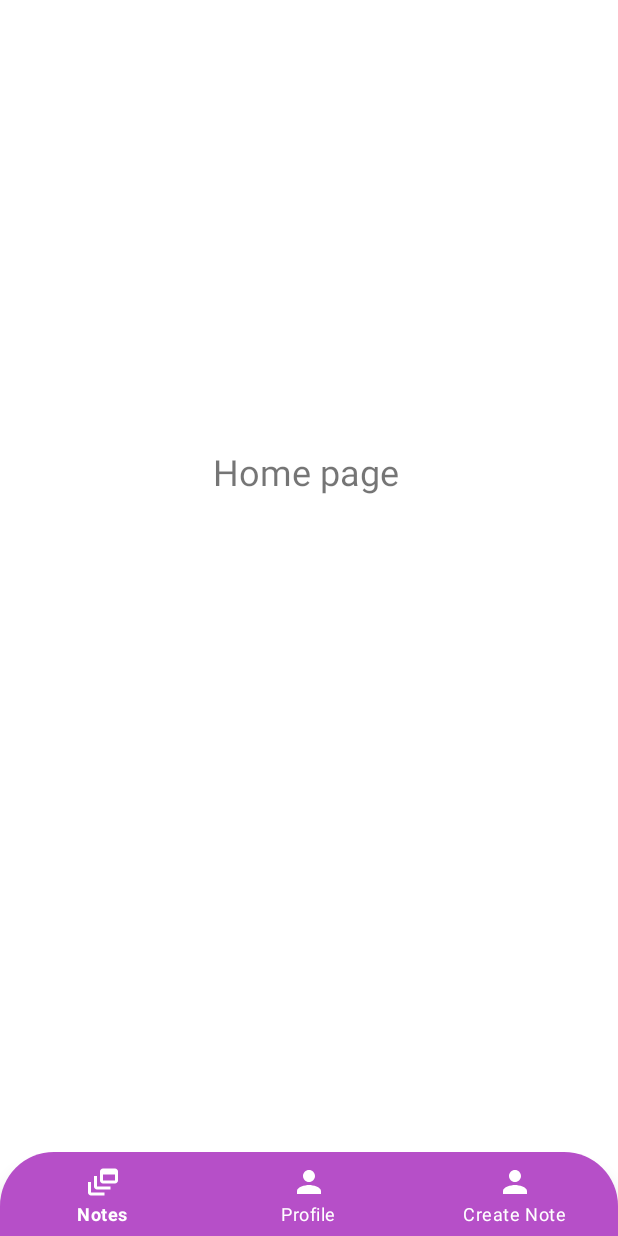
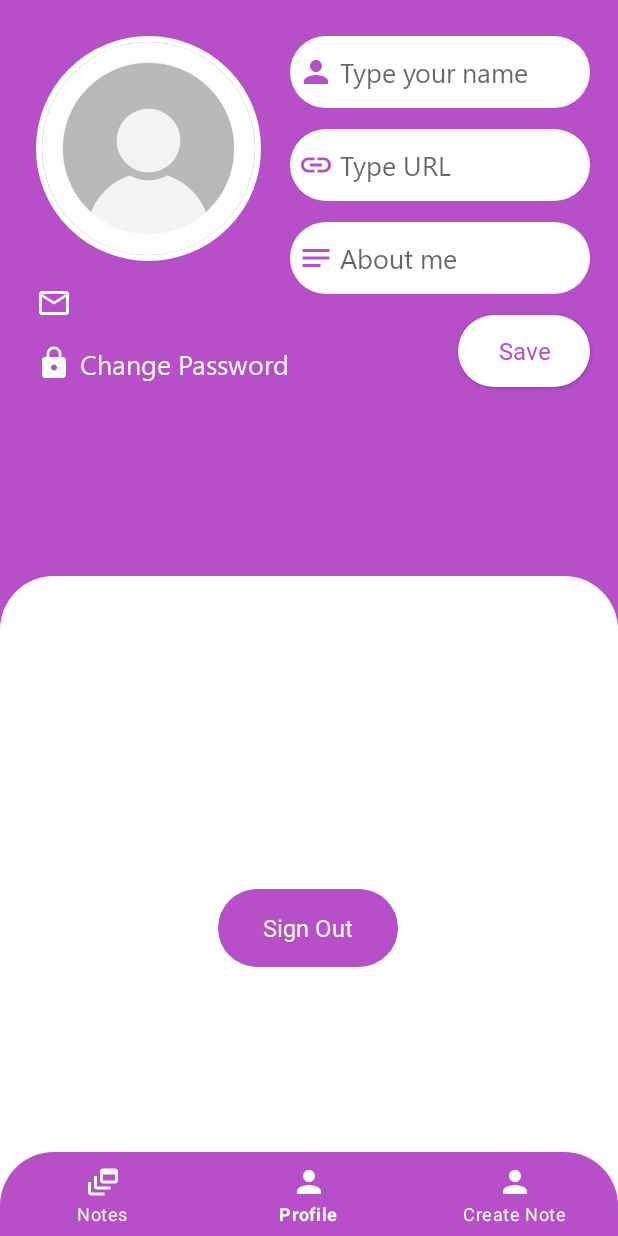
Before and after one commit to MaryHar/NotesAppMary, an Android app: the HomeActivity screen opened directly, with no data from a screen before it, item 2 of the bottom bar chosen, on a phone screen of 412 x 824 dp. Run offline under Robolectric (Android 15) with nearby library versions, the phone set to English and light mode, and no system bars; our stand-ins replace CircleImageView, Firebase (no records; nobody signed in at launch, a user with empty details on screens opened directly), navigation-ui.

Commit message:
Navigation menu done

```diff
--- a/app/src/main/java/com/example/myprojectnotesapp/home/HomeActivity.kt
+++ b/app/src/main/java/com/example/myprojectnotesapp/home/HomeActivity.kt
@@ -5,6 +5,7 @@
 import androidx.appcompat.app.ActionBar
 import androidx.navigation.findNavController
 import androidx.navigation.ui.AppBarConfiguration
+import androidx.navigation.ui.setupActionBarWithNavController
 import androidx.navigation.ui.setupWithNavController
 import com.example.myprojectnotesapp.R
 import com.google.android.material.bottomnavigation.BottomNavigationView
@@ -21,15 +22,6 @@
 
         val controller = findNavController(R.id.nav_host_fragment_notes)
 
-        val appBarConfig = AppBarConfiguration(
-
-            setOf(
-                R.id.notes,
-                R.id.profile,
-                R.id.create_notes
-            )
-        )
-        //setupActionBarWithNavController(controller, appBarConfig)
         navView.setupWithNavController(controller)
 
     }
--- a/app/src/main/java/com/example/myprojectnotesapp/home/ProfileFragment.kt
+++ b/app/src/main/java/com/example/myprojectnotesapp/home/ProfileFragment.kt
@@ -110,6 +110,8 @@ class ProfileFragment : Fragment(R.layout.fragment_profile) {
             FirebaseAuth.getInstance().signOut()
             startActivity(Intent(activity, MainActivity::class.java))
             activity?.finish()
+          //  findNavController().navigate(R.id.action_profile_to_registerFragment2)
+
         }
     }
 }
--- a/app/src/main/java/com/example/myprojectnotesapp/ui/login/Intro/IntroFragment.kt
+++ b/app/src/main/java/com/example/myprojectnotesapp/ui/login/Intro/IntroFragment.kt
@@ -71,14 +71,14 @@ class IntroFragment : Fragment() {
         val introList: MutableList<IntroSlide> = ArrayList()
         introList.add(
             IntroSlide(
-                R.drawable.splash_screen,
+                R.drawable.splash_screen2,
                 getString(R.string.body),
                 getString(R.string.notes)
             )
         )
         introList.add(
             IntroSlide(
-                R.drawable.splash_screen2,
+                R.drawable.splash_screen,
                 getString(R.string.body),
                 getString(R.string.notes)
             )
--- a/app/src/main/res/menu/bottom_navigation_menu.xml
+++ b/app/src/main/res/menu/bottom_navigation_menu.xml
@@ -2,7 +2,7 @@
 <menu xmlns:android="http://schemas.android.com/apk/res/android">
 
     <item
-        android:id="@+id/notes"
+        android:id="@+id/homeFragment"
         android:icon="@drawable/ic_baseline_dynamic_feed_24"
         android:iconTint="@color/white"
         android:title="Notes" />
@@ -12,12 +12,10 @@
         android:icon="@drawable/ic_baseline_person_24"
         android:iconTint="@color/white"
         android:title="Profile" />
-
     <item
-        android:id="@+id/create_notes"
+        android:id="@+id/createNoteFragment"
         android:icon="@drawable/ic_baseline_person_24"
         android:iconTint="@color/white"
         android:title="Create Note" />
 
-
 </menu>
--- a/app/src/main/res/navigation/nav_page_home.xml
+++ b/app/src/main/res/navigation/nav_page_home.xml
@@ -6,31 +6,58 @@
     app:startDestination="@id/homeFragment">
 
     <fragment
-        android:id="@+id/homeFragment"
-        android:name="com.example.myprojectnotesapp.home.HomeFragment"
-        android:label="fragment_home"
-        tools:layout="@layout/fragment_home">
-        <action
-            android:id="@+id/action_homeFragment_to_profileFragment"
-            app:destination="@id/profileFragment" />
-    </fragment>
-    <fragment
-        android:id="@+id/profileFragment"
+        android:id="@+id/profile"
         android:name="com.example.myprojectnotesapp.home.ProfileFragment"
-        android:label="ProfileFragment">
+        android:label="Profile">
         <action
             android:id="@+id/action_profileFragment_to_homeFragment"
             app:destination="@id/homeFragment" />
         <action
             android:id="@+id/action_profileFragment_to_changePasswordFragment2"
             app:destination="@id/changePasswordFragment" />
+        <action
+            android:id="@+id/action_profile_to_createNoteFragment"
+            app:destination="@id/createNoteFragment" />
+        <action
+            android:id="@+id/action_profile_to_registerFragment2"
+            app:destination="@id/registerFragment2" />
     </fragment>
     <fragment
+        android:id="@+id/homeFragment"
+        android:name="com.example.myprojectnotesapp.home.HomeFragment"
+        android:label="Notes"
+        tools:layout="@layout/fragment_home">
+        <action
+            android:id="@+id/action_homeFragment_to_profileFragment"
+            app:destination="@id/profile" />
+        <action
+            android:id="@+id/action_homeFragment_to_createNoteFragment"
+            app:destination="@id/createNoteFragment" />
+    </fragment>
+
+    <fragment
         android:id="@+id/changePasswordFragment"
+        tools:layout="@layout/fragment_change_password"
         android:name="com.example.myprojectnotesapp.home.ChangePasswordFragment"
         android:label="ChangePasswordFragment">
         <action
             android:id="@+id/action_changePasswordFragment_to_profileFragment"
-            app:destination="@id/profileFragment" />
+            app:destination="@id/profile" />
     </fragment>
+    <fragment
+        android:id="@+id/createNoteFragment"
+        android:name="com.example.myprojectnotesapp.home.CreateNoteFragment"
+        android:label="fragment_create_note"
+        tools:layout="@layout/fragment_create_note" >
+        <action
+            android:id="@+id/action_createNoteFragment_to_homeFragment"
+            app:destination="@id/homeFragment" />
+        <action
+            android:id="@+id/action_createNoteFragment_to_profile"
+            app:destination="@id/profile" />
+    </fragment>
+    <fragment
+        android:id="@+id/registerFragment2"
+        android:name="com.example.myprojectnotesapp.ui.login.signin_up.RegisterFragment"
+        android:label="RegisterFragment" />
 </navigation>
```
Also changed, not shown: app/src/main/java/com/example/myprojectnotesapp/home/CreateNoteFragment.kt (added, +60 -0 lines), app/src/main/java/com/example/myprojectnotesapp/ui/login/signin_up/LoginFragment.kt (+9 -10 lines), app/src/main/java/com/example/myprojectnotesapp/ui/login/signin_up/RegisterFragment.kt (+7 -15 lines), app/src/main/res/layout/fragment_create_note.xml (added, +20 -0 lines), app/src/main/res/layout/fragment_intro.xml (+7 -17 lines), app/src/main/res/navigation/nav_page.xml (+0 -7 lines).
